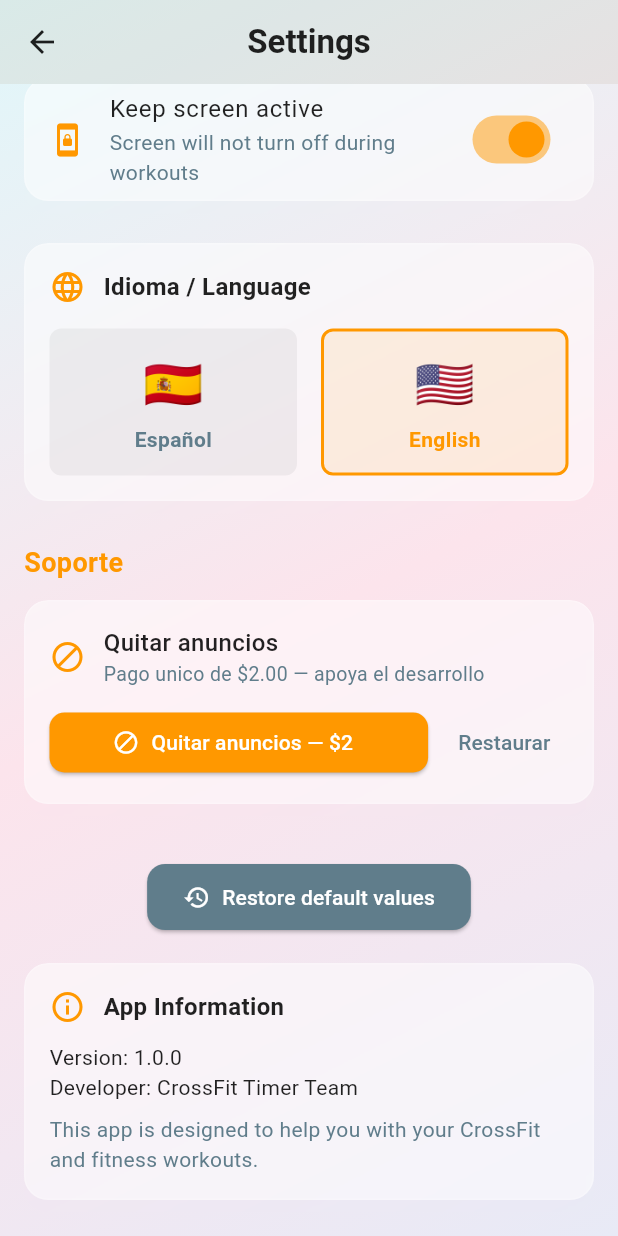
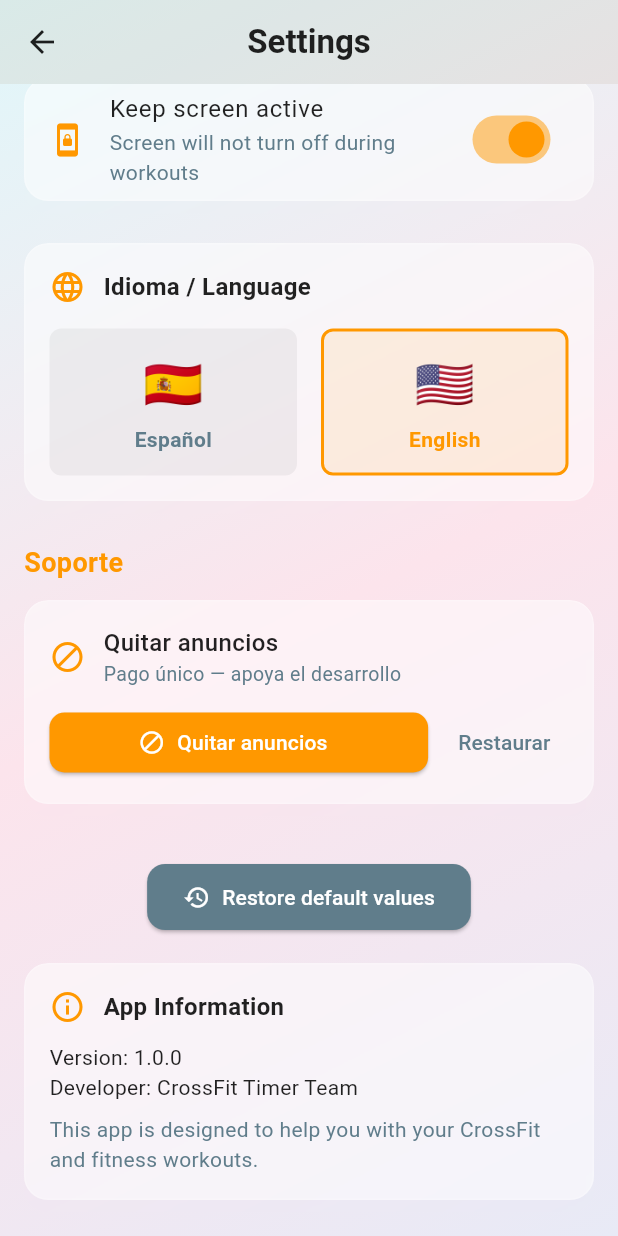
Before and after one commit to AlexHerDom/crossfit_timer, a Flutter app: the SettingsScreen screen opened directly, scrolled down 1010 dp, on a phone screen of 412 x 824 dp. Run offline on Flutter 3.47's test engine with Material 3 defaults, Android fonts, the phone set to English and light mode, and no system bars; our stand-ins replace audioplayers, confetti, fl_chart, flutter_animate, flutter_local_notifications, flutter_tts and 6 more; accounts and stored records are empty.

Commit message:
fix: mostrar el precio real de Play en el botón Quitar anuncios
El botón decía "$2" fijo; en México Play cobra 38 MXN.

Co-Authored-By: Claude Opus 5.5 <noreply@anthropic.com>

```diff
--- a/lib/screens/settings_screen.dart
+++ b/lib/screens/settings_screen.dart
@@ -772,7 +772,7 @@ class _SettingsScreenState extends State<SettingsScreen> {
                             ),
                           ),
                           Text(
-                            'Pago unico de \$2.00 — apoya el desarrollo',
+                            'Pago único — apoya el desarrollo',
                             style: TextStyle(fontSize: 13, color: subtitleColor),
                           ),
                         ],
@@ -804,7 +804,11 @@ class _SettingsScreenState extends State<SettingsScreen> {
                                 child: CircularProgressIndicator(strokeWidth: 2, color: Colors.white),
                               )
                             : const Icon(Icons.block),
-                        label: Text(adService.isPurchasing ? 'Procesando...' : 'Quitar anuncios — \$2'),
+                        label: Text(adService.isPurchasing
+                            ? 'Procesando...'
+                            : adService.removeAdsPrice != null
+                                ? 'Quitar anuncios — ${adService.removeAdsPrice}'
+                                : 'Quitar anuncios'),
                         style: ElevatedButton.styleFrom(
                           backgroundColor: _getThemeColor(),
                           foregroundColor: Colors.white,
```
Also changed, not shown: lib/services/ad_service.dart (+19 -0 lines).
